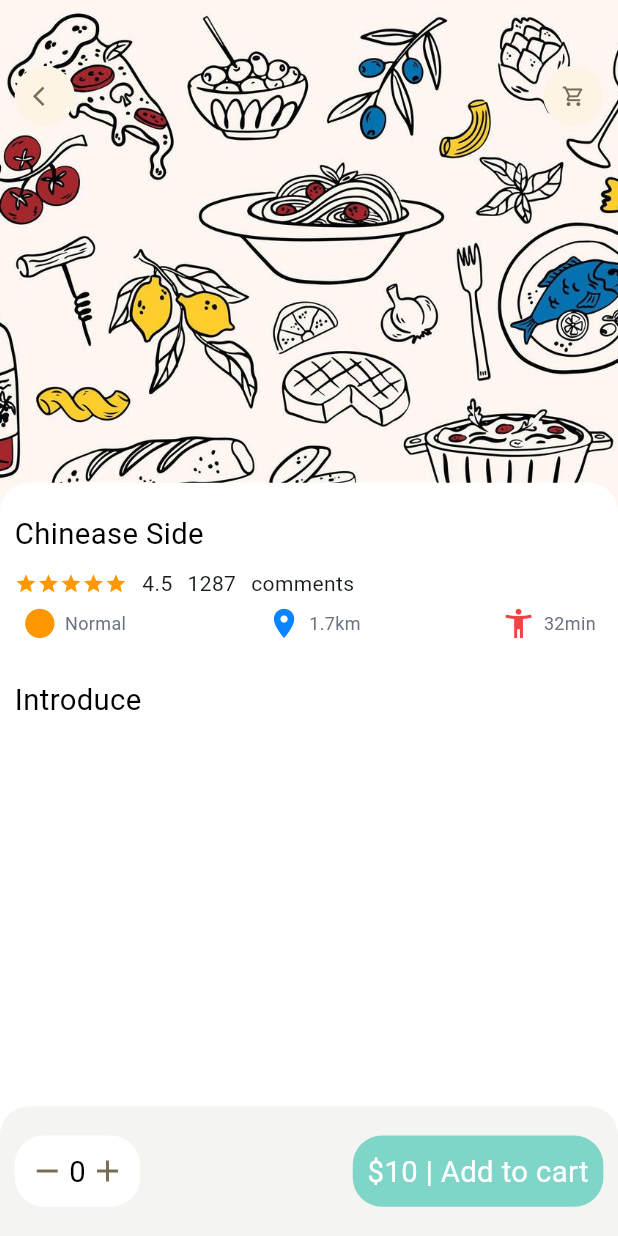
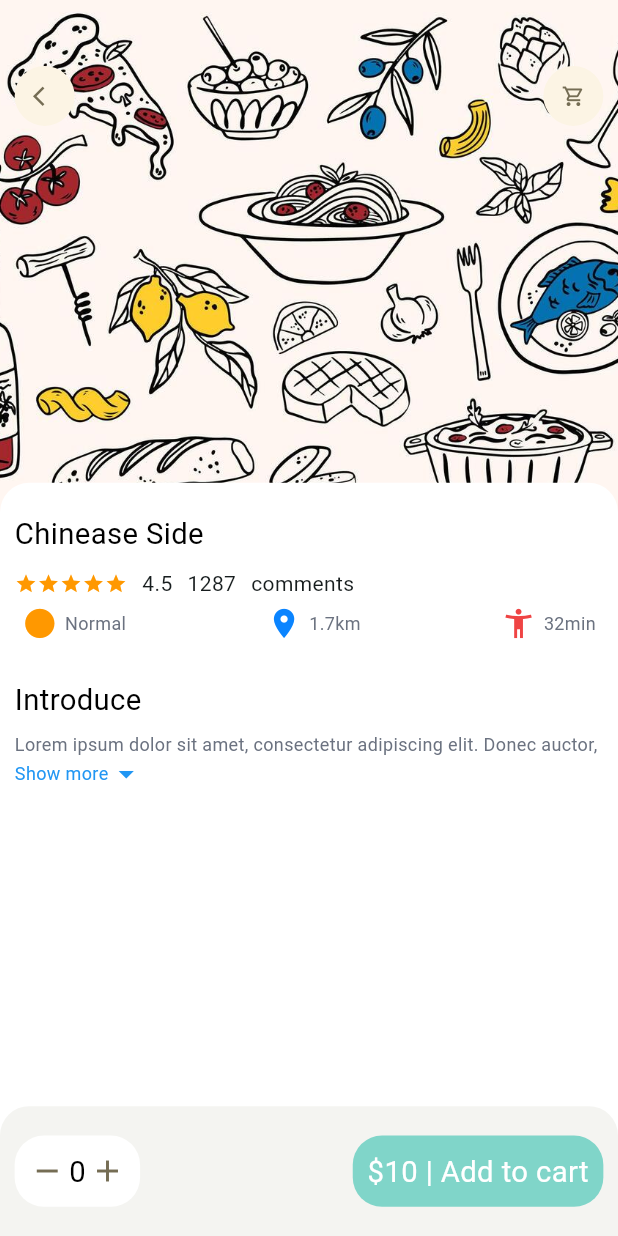
Before and after one commit to AkshitGameDev/commercialism, a Flutter app: the screen it shows after launch, on a phone screen of 412 x 824 dp. Run offline on Flutter 3.47's test engine with Material 3 defaults, Android fonts, the phone set to English and light mode, and no system bars; our stand-ins replace dots_indicator, get.

Commit message:
expandable text widget done

```diff
--- a/commercialism/lib/Widgets/expandable_text_widget.dart
+++ b/commercialism/lib/Widgets/expandable_text_widget.dart
@@ -1,9 +1,8 @@
 import 'package:commercialism/Utils/dimensions.dart';
+import 'package:commercialism/Widgets/small_Text.dart';
 import 'package:flutter/material.dart';
 
 class ExpandableTextWidget extends StatefulWidget {
-
-
   final String text;
 
   const ExpandableTextWidget({Key? key, required this.text}) : super(key: key);
@@ -13,21 +12,59 @@ class ExpandableTextWidget extends StatefulWidget {
 }
 
 class _ExpandableTextWidgetState extends State<ExpandableTextWidget> {
-
   late String firstHalf;
   late String secondHalf;
 
   bool hiddenText = true;
 
-  double textHeight = Dimensions.screenHeight / 5.63; // this is changable,  Dimensions.screenHeight / 5.63 = 100ish.
+  final double textHeight = Dimensions.screenHeight / 5.63;
 
   @override
   void initState() {
     super.initState();
+
+    if (widget.text.length > textHeight.toInt()) {
+      firstHalf = widget.text.substring(0, textHeight.toInt());
+      secondHalf = widget.text.substring(textHeight.toInt());
+    } else {
+      firstHalf = widget.text;
+      secondHalf = "";
+    }
   }
 
   @override
   Widget build(BuildContext context) {
-    return Container();
+    return Column(
+      crossAxisAlignment: CrossAxisAlignment.start,
+      mainAxisSize: MainAxisSize.min,
+      children: [
+        SmallText(
+          text: secondHalf.isEmpty
+              ? firstHalf
+              : (hiddenText ? "$firstHalf..." : firstHalf + secondHalf),
+        ),
+        if (secondHalf.isNotEmpty)
+          InkWell(
+            onTap: () {
+              setState(() {
+                hiddenText = !hiddenText;
+              });
+            },
+            child: Row(
+              mainAxisSize: MainAxisSize.min,
+              children: [
+                SmallText(
+                  text: hiddenText ? "Show more" : "Show less",
+                  color: Colors.blue,
+                ),
+                Icon(
+                  hiddenText ? Icons.arrow_drop_down : Icons.arrow_drop_up,
+                  color: Colors.blue,
+                ),
+              ],
+            ),
+          ),
+      ],
+    );
   }
 }
--- a/commercialism/lib/pages/Food/popular_food_detail.dart
+++ b/commercialism/lib/pages/Food/popular_food_detail.dart
@@ -2,7 +2,7 @@ import 'package:commercialism/AppColors.dart';
 import 'package:commercialism/Widgets/app_column.dart';
 import 'package:commercialism/Widgets/app_icon.dart';
 import 'package:commercialism/Widgets/big_text.dart';
-import 'package:commercialism/app_texts.dart';
+import 'package:commercialism/Widgets/expandable_text_widget.dart';
 import 'package:flutter/material.dart';
 import 'package:commercialism/utils/dimensions.dart';
 
@@ -70,6 +70,7 @@ class PopularFoodDetail extends StatelessWidget {
                   SizedBox(height: Dimensions.height20),
                   BigText(text: "Introduce"),
                   SizedBox(height: Dimensions.height10),
+                  ExpandableTextWidget(text:"Lorem ipsum dolor sit amet, consectetur adipiscing elit. Donec auctor, nisl eget ultricies lacinia, nunc nisl aliquam nisl, eget aliquam nunc nisl eget nunc. Donec auctor, nisl eget ultricies lacinia, nunc nisl aliquam nisl, eget aliquam nunc nisl eget nunc. Donec auctor, nisl eget ultricies lacinia, nunc nisl aliquam nisl, eget aliquam nunc nisl eget nunc.")
                 ],
               ),
             ),
```
